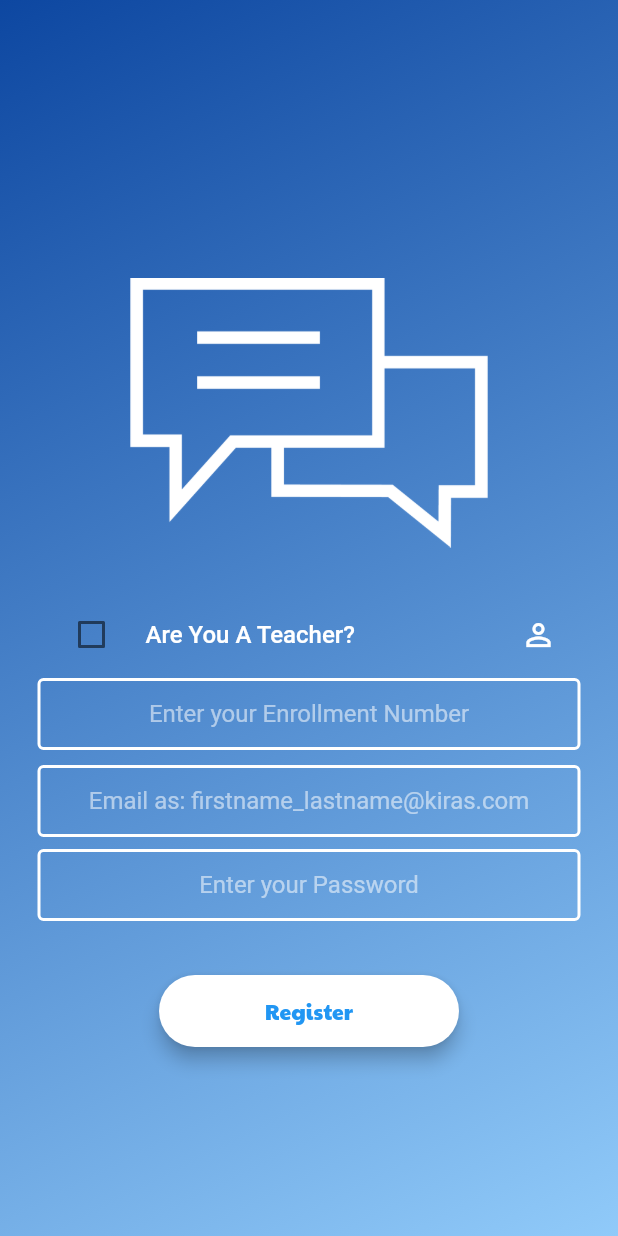
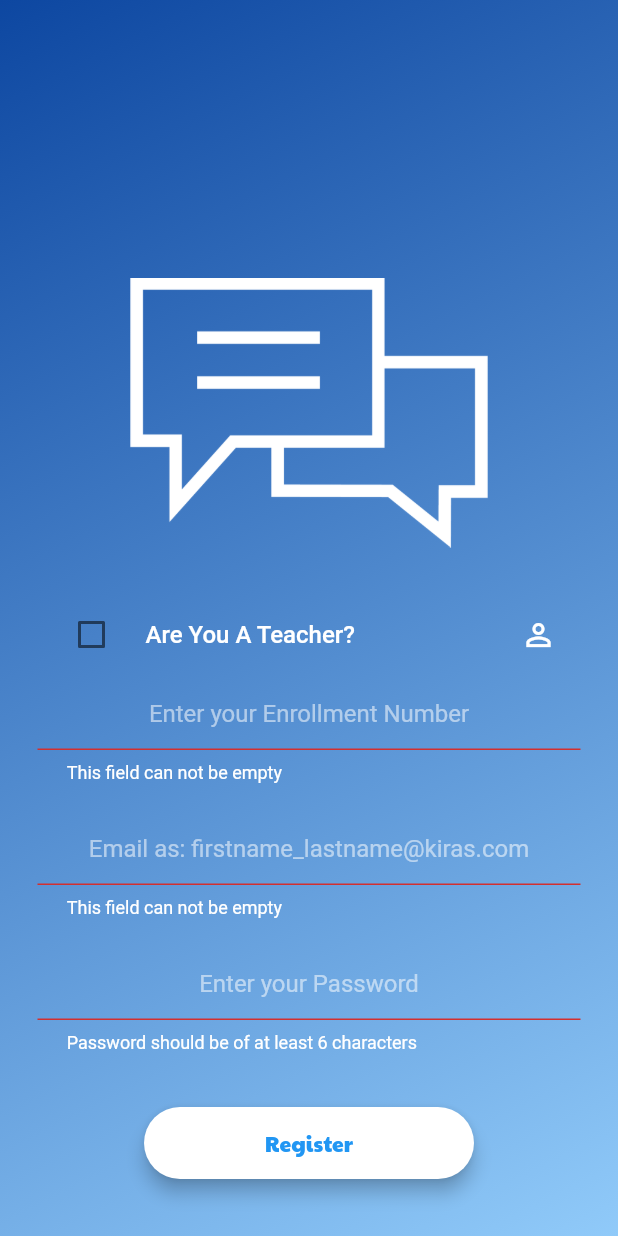
Before and after one commit to harshs0203/KirasChat, a Flutter app: the Register screen opened directly, after a tap on "Register", on a phone screen of 412 x 824 dp. Run offline on Flutter 3.47's test engine with Material 2 defaults, Android fonts, the phone set to English and light mode, and no system bars; our stand-ins replace animated_text_kit, cloud_firestore, firebase_auth, firebase_core, modal_progress_hud; accounts and stored records are empty.

Commit message:
Register.dart Error handling improved

```diff
--- a/lib/Screens/Auth/Register.dart
+++ b/lib/Screens/Auth/Register.dart
@@ -3,7 +3,7 @@ import 'package:kiras_chat/Screens/ChatScreen/ChatScreen.dart';
 import 'package:kiras_chat/components/AlertDialog.dart';
 import 'package:kiras_chat/components/roundedButton.dart';
 import 'package:kiras_chat/Services/AuthService.dart';
-import 'package:modal_progress_hud/modal_progress_hud.dart' ;
+import 'package:modal_progress_hud/modal_progress_hud.dart';
 import '../../constants.dart';
 
 class Register extends StatefulWidget {
@@ -70,7 +70,8 @@ class _RegisterState extends State<Register> {
                           title: Text(
                             'Are You A Teacher?',
                             style: TextStyle(
-                                fontWeight: FontWeight.w500, color: Colors.white),
+                                fontWeight: FontWeight.w500,
+                                color: Colors.white),
                           ),
                           secondary: Icon(
                             Icons.person_outline,
@@ -87,7 +88,7 @@ class _RegisterState extends State<Register> {
                                 fieldType = 'Teacher\'s Number';
                               } else {
                                 checkBoxValue = value;
-                                fieldType='Enrollment Number';
+                                fieldType = 'Enrollment Number';
                               }
                             });
                           }),
@@ -95,6 +96,8 @@ class _RegisterState extends State<Register> {
                         height: 1.0,
                       ),
                       TextFormField(
+                        validator: (val) =>
+                            val.isEmpty ? 'This field can not be empty' : null,
                         textAlign: TextAlign.center,
                         obscureText: true,
                         keyboardType: TextInputType.number,
@@ -105,7 +108,6 @@ class _RegisterState extends State<Register> {
                         decoration: kTextFieldDecoration.copyWith(
                             hintText: 'Enter your $fieldType'),
                       ),
-
                       Column(
                         crossAxisAlignment: CrossAxisAlignment.start,
                         children: [
@@ -167,7 +169,7 @@ class _RegisterState extends State<Register> {
                           //     }
                           // ),
                           SizedBox(
-                            height: 10.0,
+                            height: 20.0,
                           ),
                         ],
                       ),
@@ -175,8 +177,11 @@ class _RegisterState extends State<Register> {
                         textAlign: TextAlign.center,
                         style: TextStyle(color: Colors.white),
                         keyboardType: TextInputType.emailAddress,
-                        validator: (val) =>
-                        val.isEmpty ? val.contains('@kiras.com') ?  'Email format is wrong'  : 'This field can not be empty': null,
+                        validator: (val) => val.isEmpty
+                            ? val.contains('@kiras.com')
+                                ? 'Email format is wrong'
+                                : 'This field can not be empty'
+                            : null,
                         onChanged: (value) {
                           email = value;
                         },
@@ -184,7 +189,7 @@ class _RegisterState extends State<Register> {
                             hintText: 'Email as: firstname_lastname@kiras.com'),
                       ),
                       SizedBox(
-                        height: 8.0,
+                        height: 20.0,
                       ),
                       TextFormField(
                         textAlign: TextAlign.center,
@@ -204,8 +209,8 @@ class _RegisterState extends State<Register> {
                         height: 20.0,
                       ),
                       RoundedButton(
-                        width: 200,
-                        onPressed: ()  {
+                        width: 220,
+                        onPressed: () {
                           securityCheck();
                         },
                         colour: Colors.white,
@@ -222,32 +227,32 @@ class _RegisterState extends State<Register> {
     );
   }
 
-  selectedRadioTile(int val){
+  selectedRadioTile(int val) {
     setState(() {
       selectedRadio = val;
     });
   }
 
-  void streamSelect(){
+  void streamSelect() {
     setState(() {
-      if(selectedRadio == 1){
+      if (selectedRadio == 1) {
         stream = 'BCA';
-      }else{
+      } else {
         stream = 'Bed';
       }
     });
   }
 
-  void securityCheck() async{
-    if(id.length == 11){
-      if(id.substring(3, 6) == '144' || id == kTeachersNumber){
-        try {
+  void securityCheck() async {
     if (_formKey.currentState.validate()) {
       setState(() {
         showSpinner = true;
       });
-            dynamic result =
-                await _auth.register(email, password);
+      if (id.length == 11) {
+        try {
+          if (id.substring(3, 6) == '144' || id == kTeachersNumber) {
+            if (email.contains('@kiras.com')) {
+              dynamic result = await _auth.register(email, password);
               if (result == null) {
                 setState(() {
                   showSpinner = false;
@@ -258,23 +263,54 @@ class _RegisterState extends State<Register> {
                 });
                 Navigator.push(
                   context,
-                MaterialPageRoute(
-                    builder: (context) => ChatScreen()),
+                  MaterialPageRoute(builder: (context) => ChatScreen()),
                 );
               }
-          }
-        }catch(e){
+            } else {
               setState(() {
                 showSpinner = false;
               });
-          showDialog(context: context,child: ErrorPopup(title:Text('ERROR'),content: Text('$e')));
+              showDialog(
+                context: context,
+                child: ErrorPopup(
+                  title: Text('Invalid email Format'),
+                  content: Text(
+                      'The email you have entered is not with relevance to the college.'),
+                ),
+              );
             }
-      }else{
-        showDialog(context: context,child: ErrorPopup(title:Text('Sorry, the number is invalid'),content: Text('The number you have entered is not with relevance to the college.')));
+          } else {
+            setState(() {
+              showSpinner = false;
+            });
+            showDialog(
+                context: context,
+                child: ErrorPopup(
+                    title: Text('Sorry, the number is invalid'),
+                    content: Text(
+                        'The number you have entered is not with relevance to the college.')));
           }
-    }else{
-      showDialog(context: context, child: ErrorPopup(title: Text('Invalid Number'),content: Text('The number you have entered is too long or too short.')));
+        } catch (e) {
+          setState(() {
+            showSpinner = false;
+          });
+          showDialog(
+              context: context,
+              child: ErrorPopup(title: Text('ERROR'), content: Text('$e')));
+        }
+      } else {
+        setState(() {
+          showSpinner = false;
+        });
+        showDialog(
+            context: context,
+            child: ErrorPopup(
+                title: Text('Invalid Number'),
+                content: Text(
+                    'The number you have entered is too long or too short.')));
+      }
+    } else {
+      return null;
     }
   }
-
 }
--- a/lib/Screens/ChatScreen/ChatScreen.dart
+++ b/lib/Screens/ChatScreen/ChatScreen.dart
@@ -3,7 +3,6 @@ import 'package:kiras_chat/Services/AuthService.dart';
 import 'package:kiras_chat/components/MessageStream.dart';
 import 'package:kiras_chat/constants.dart';
 import 'package:kiras_chat/Services/DatabaseServices.dart';
-import 'package:kiras_chat/models/UserModel.dart';
 
 class ChatScreen extends StatefulWidget {
   @override
@@ -19,7 +18,9 @@ class _ChatScreenState extends State<ChatScreen> {
 
   @override
   Widget build(BuildContext context) {
-    return Scaffold(
+    return WillPopScope(
+      onWillPop: () async => false,
+      child: Scaffold(
         appBar: AppBar(
           leading: Container(
             child: Image.asset('images/KirasChat Logo.png',
@@ -96,6 +97,7 @@ class _ChatScreenState extends State<ChatScreen> {
             ),
           ),
         ),
+      ),
     );
   }
 }
```
Lines whose indentation alone changed are shown as unchanged.
